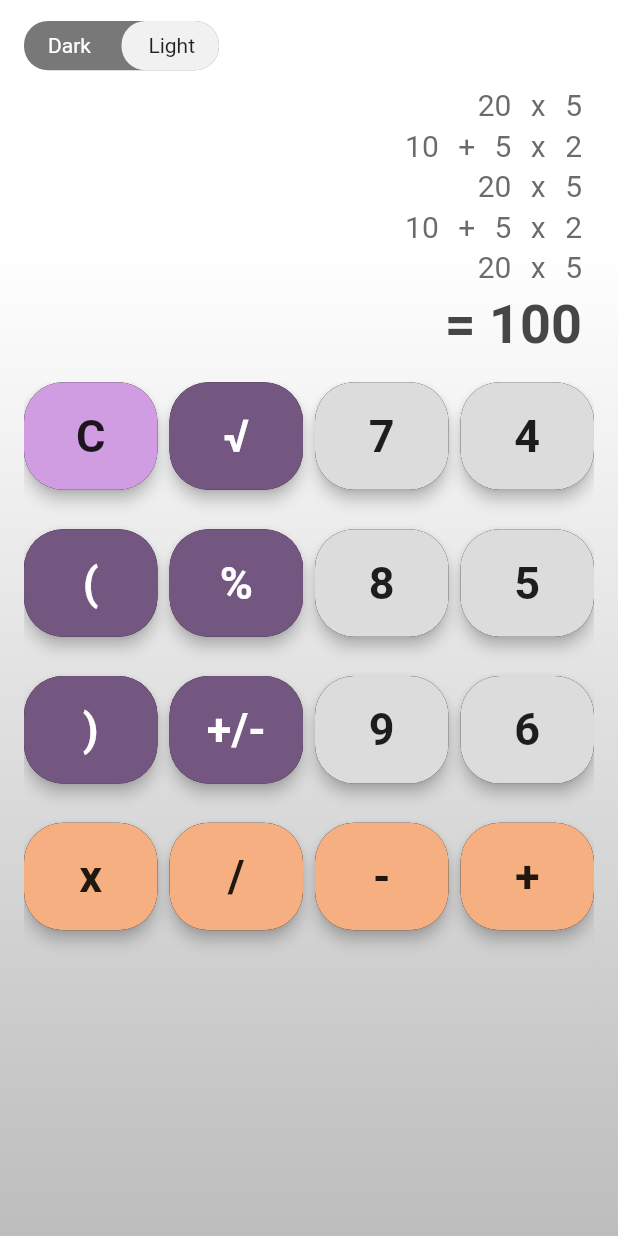
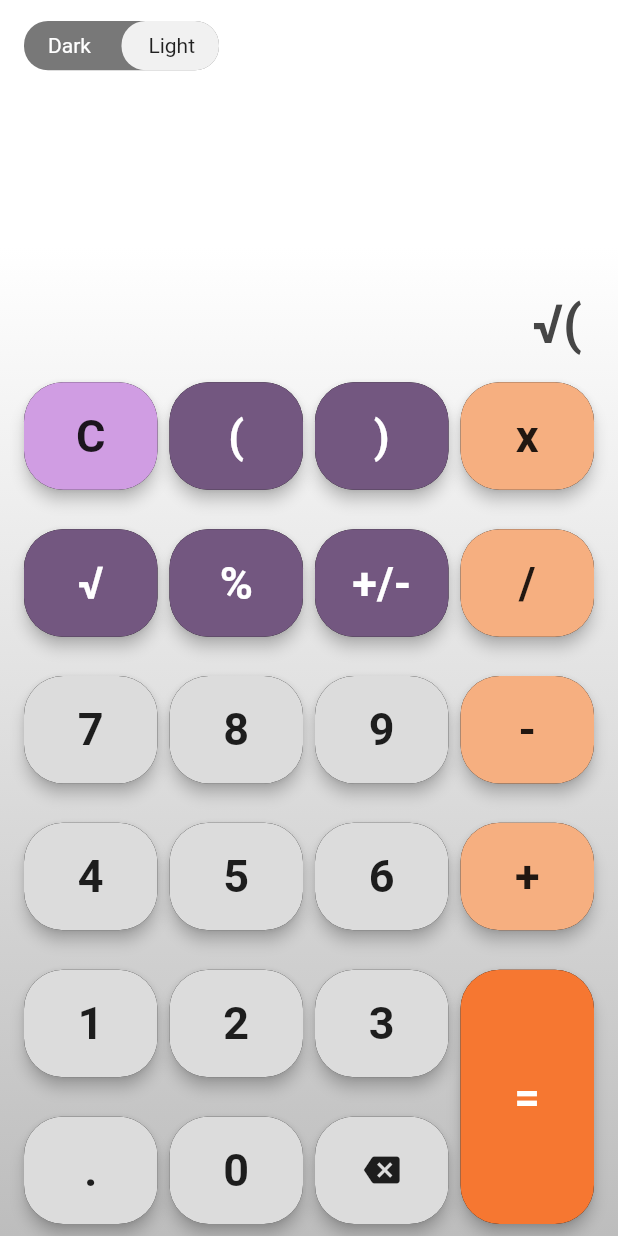
Before and after one commit to luciovicentini/calcunice, a Flutter app: the screen it shows after launch, after a tap on an icon or button, on a phone screen of 412 x 824 dp. Run offline on Flutter 3.47's test engine with Material 2 defaults, Android fonts, the phone set to English and light mode, and no system bars; our stand-ins replace google_fonts, hooks_riverpod.

Commit message:
arregla expression con double en parentesis - inicia los estados de la app

```diff
--- a/lib/main.dart
+++ b/lib/main.dart
@@ -1,9 +1,10 @@
 import 'package:calcunice/ui/calculator_widget.dart';
 import 'package:flutter/material.dart';
 import 'package:google_fonts/google_fonts.dart';
+import 'package:hooks_riverpod/hooks_riverpod.dart';
 
 void main() {
-  runApp(MyApp());
+  runApp(ProviderScope(child: MyApp()));
 }
 
 class MyApp extends StatelessWidget {
--- a/lib/models/button_model.dart
+++ b/lib/models/button_model.dart
@@ -17,7 +17,7 @@ class ButtonModel {
   Object? icon;
   Color? iconColor;
   Color? backgroundColor;
-  var action;
+  String Function(String)? action;
 
   ButtonModel(
       {this.stepsX = 1,
@@ -36,18 +36,12 @@ class ButtonModel {
     );
   }
 
-  static ButtonModel deleteAll(int positionX, int positionY) => ButtonModel(
-        positionX: positionX,
-        positionY: positionY,
-        icon: Icons.arrow_upward_rounded,
-        backgroundColor: kLightArrowUpButtonBackground,
-      );
-
   static ButtonModel delete(int positionX, int positionY) => ButtonModel(
         icon: 'C',
         backgroundColor: kLightClearButtonBackground,
         positionX: positionX,
         positionY: positionY,
+        action: (displayString) => '',
       );
 
   static ButtonModel equals(int positionX, int positionY) => ButtonModel(
@@ -65,6 +59,7 @@ class ButtonModel {
         positionY: positionY,
         icon: '+',
         backgroundColor: kBasicOperationBackgroundLightColor,
+        action: (displayString) => displayString + ' + ',
       );
 
   static ButtonModel subtract(int positionX, int positionY) => ButtonModel(
@@ -72,6 +67,7 @@ class ButtonModel {
         positionY: positionY,
         icon: '-',
         backgroundColor: kBasicOperationBackgroundLightColor,
+        action: (displayString) => displayString + ' - ',
       );
 
   static ButtonModel multiply(int positionX, int positionY) => ButtonModel(
@@ -79,6 +75,7 @@ class ButtonModel {
         positionY: positionY,
         icon: 'x',
         backgroundColor: kBasicOperationBackgroundLightColor,
+        action: (displayString) => displayString + ' x ',
       );
 
   static ButtonModel division(int positionX, int positionY) => ButtonModel(
@@ -86,6 +83,7 @@ class ButtonModel {
         positionY: positionY,
         icon: '/',
         backgroundColor: kBasicOperationBackgroundLightColor,
+        action: (displayString) => displayString + ' / ',
       );
 
   static ButtonModel openParenthesis(int positionX, int positionY) =>
@@ -95,6 +93,7 @@ class ButtonModel {
         icon: '(',
         iconColor: Colors.white,
         backgroundColor: kLightPurpleBackbround,
+        action: (displayString) => displayString + '(',
       );
 
   static ButtonModel closeParenthesis(int positionX, int positionY) =>
@@ -104,6 +103,7 @@ class ButtonModel {
         icon: ')',
         iconColor: Colors.white,
         backgroundColor: kLightPurpleBackbround,
+        action: (displayString) => displayString + ')',
       );
 
   static ButtonModel squareRoot(int positionX, int positionY) => ButtonModel(
@@ -112,6 +112,7 @@ class ButtonModel {
         icon: '\u221a',
         iconColor: Colors.white,
         backgroundColor: kLightPurpleBackbround,
+        action: (displayString) => displayString + '√(',
       );
 
   static ButtonModel percentage(int positionX, int positionY) => ButtonModel(
@@ -120,6 +121,7 @@ class ButtonModel {
         icon: '%',
         iconColor: Colors.white,
         backgroundColor: kLightPurpleBackbround,
+        action: (displayString) => displayString + '% of',
       );
 
   static ButtonModel plusMinus(int positionX, int positionY) => ButtonModel(
@@ -134,8 +136,8 @@ class ButtonModel {
         positionX: positionX,
         positionY: positionY,
         icon: '0',
-        iconColor: Colors.white,
-        backgroundColor: kLightPurpleBackbround,
+        backgroundColor: kNumberBackgroundColor,
+        action: (displayString) => displayString + '0',
       );
 
   static ButtonModel one(int positionX, int positionY) => ButtonModel(
@@ -143,6 +145,7 @@ class ButtonModel {
         positionY: positionY,
         icon: '1',
         backgroundColor: kNumberBackgroundColor,
+        action: (displayString) => displayString + '1',
       );
 
   static ButtonModel two(int positionX, int positionY) => ButtonModel(
@@ -150,6 +153,7 @@ class ButtonModel {
         positionY: positionY,
         icon: '2',
         backgroundColor: kNumberBackgroundColor,
+        action: (displayString) => displayString + '2',
       );
 
   static ButtonModel three(int positionX, int positionY) => ButtonModel(
@@ -157,6 +161,7 @@ class ButtonModel {
         positionY: positionY,
         icon: '3',
         backgroundColor: kNumberBackgroundColor,
+        action: (displayString) => displayString + '3',
       );
 
   static ButtonModel four(int positionX, int positionY) => ButtonModel(
@@ -164,6 +169,7 @@ class ButtonModel {
         positionY: positionY,
         icon: '4',
         backgroundColor: kNumberBackgroundColor,
+        action: (displayString) => displayString + '4',
       );
 
   static ButtonModel five(int positionX, int positionY) => ButtonModel(
@@ -171,6 +177,7 @@ class ButtonModel {
         positionY: positionY,
         icon: '5',
         backgroundColor: kNumberBackgroundColor,
+        action: (displayString) => displayString + '5',
       );
 
   static ButtonModel six(int positionX, int positionY) => ButtonModel(
@@ -178,6 +185,7 @@ class ButtonModel {
         positionY: positionY,
         icon: '6',
         backgroundColor: kNumberBackgroundColor,
+        action: (displayString) => displayString + '6',
       );
 
   static ButtonModel seven(int positionX, int positionY) => ButtonModel(
@@ -185,6 +193,7 @@ class ButtonModel {
         positionY: positionY,
         icon: '7',
         backgroundColor: kNumberBackgroundColor,
+        action: (displayString) => displayString + '7',
       );
 
   static ButtonModel eight(int positionX, int positionY) => ButtonModel(
@@ -192,6 +201,7 @@ class ButtonModel {
         positionY: positionY,
         icon: '8',
         backgroundColor: kNumberBackgroundColor,
+        action: (displayString) => displayString + '8',
       );
 
   static ButtonModel nine(int positionX, int positionY) => ButtonModel(
@@ -199,6 +209,7 @@ class ButtonModel {
         positionY: positionY,
         icon: '9',
         backgroundColor: kNumberBackgroundColor,
+        action: (displayString) => displayString + '9',
       );
 
   static ButtonModel period(int positionX, int positionY) => ButtonModel(
@@ -206,6 +217,7 @@ class ButtonModel {
         positionY: positionY,
         icon: '.',
         backgroundColor: kNumberBackgroundColor,
+        action: (displayString) => displayString + '.',
       );
 
   static ButtonModel backspace(int positionX, int positionY) => ButtonModel(
@@ -213,6 +225,8 @@ class ButtonModel {
         positionY: positionY,
         icon: Icons.backspace,
         backgroundColor: kNumberBackgroundColor,
+        action: (displayString) =>
+            displayString.substring(0, displayString.length - 1),
       );
 
   @override
@@ -222,28 +236,27 @@ class ButtonModel {
 
   static final listButtons = <ButtonModel>[
     ButtonModel.delete(0, 0),
-    ButtonModel.openParenthesis(0, 1),
-    ButtonModel.closeParenthesis(0, 2),
-    ButtonModel.multiply(0, 3),
-    ButtonModel.squareRoot(1, 0),
+    ButtonModel.squareRoot(0, 1),
+    ButtonModel.seven(0, 2),
+    ButtonModel.four(0, 3),
+    ButtonModel.one(0, 4),
+    ButtonModel.period(0, 5),
+    ButtonModel.openParenthesis(1, 0),
     ButtonModel.percentage(1, 1),
-    ButtonModel.plusMinus(1, 2),
-    ButtonModel.division(1, 3),
-    ButtonModel.seven(2, 0),
-    ButtonModel.eight(2, 1),
+    ButtonModel.eight(1, 2),
+    ButtonModel.five(1, 3),
+    ButtonModel.two(1, 4),
+    ButtonModel.zero(1, 5),
+    ButtonModel.closeParenthesis(2, 0),
+    ButtonModel.plusMinus(2, 1),
     ButtonModel.nine(2, 2),
-    ButtonModel.subtract(2, 3),
-    ButtonModel.four(3, 0),
-    ButtonModel.five(3, 1),
-    ButtonModel.six(3, 2),
+    ButtonModel.six(2, 3),
+    ButtonModel.three(2, 4),
+    ButtonModel.backspace(2, 5),
+    ButtonModel.multiply(3, 0),
+    ButtonModel.division(3, 1),
+    ButtonModel.subtract(3, 2),
     ButtonModel.add(3, 3),
-    ButtonModel.one(4, 0),
-    ButtonModel.two(4, 1),
-    ButtonModel.three(4, 2),
-    ButtonModel.equals(4, 3),
-    ButtonModel.period(5, 0),
-    ButtonModel.zero(5, 1),
-    ButtonModel.backspace(5, 2),
-    ButtonModel.none(5, 3)
+    ButtonModel.equals(3, 4),
   ];
 }
--- a/lib/models/calculator.dart
+++ b/lib/models/calculator.dart
@@ -14,9 +14,14 @@ class Calculator {
   double processMathExpression(String expression) {
     if (_expressionHasParenthesis(expression)) {
       final expressionParen = getExpressionBetweenParenthesis(expression);
-      final expresionParenResult = processMathExpression(expressionParen);
+      var expressionParentResult = 0.0;
+      if (qtyMathOperators(expressionParen) == 0) {
+        expressionParentResult = double.parse(expressionParen);
+      } else {
+        expressionParentResult = processMathExpression(expressionParen);
+      }
       expression = replaceExpressionWithResult(
-          expression, '($expressionParen)', expresionParenResult);
+          expression, '($expressionParen)', expressionParentResult);
     } else {
       final String simpleExpression = findNextSingleExpression(expression);
       final double simpleExpressionResult =
--- /dev/null
+++ b/lib/providers.dart
@@ -0,0 +1,14 @@
+import 'package:hooks_riverpod/hooks_riverpod.dart';
+
+import 'models/calculator.dart';
+
+final calculatorProvider = Provider.autoDispose
+    .family<Calculator, String>((read, expression) => Calculator(expression));
+
+final displayProvider = StateProvider<String>((ref) {
+  return '';
+});
+
+final historicCalculationsProvider = StateProvider<List<String>>((ref) {
+  return [];
+});
--- a/lib/ui/calculator_button_widget.dart
+++ b/lib/ui/calculator_button_widget.dart
@@ -1,9 +1,11 @@
+import 'package:calcunice/providers.dart';
 import 'package:flutter/material.dart';
+import 'package:hooks_riverpod/hooks_riverpod.dart';
 
 import '../models/keyboard_layout_calculator.dart';
 import '../models/button_model.dart';
 
-class CalculatorButtonWidget extends StatelessWidget {
+class CalculatorButtonWidget extends ConsumerWidget {
   const CalculatorButtonWidget(this.calculatorButton, this.keyboardLayout,
       {Key? key})
       : super(key: key);
@@ -12,7 +14,7 @@ class CalculatorButtonWidget extends StatelessWidget {
   final KeyboardLayoutCalculator keyboardLayout;
 
   @override
-  Widget build(BuildContext context) {
+  Widget build(BuildContext context, ScopedReader watch) {
     final buttonHeight =
         keyboardLayout.calculateHeight(calculatorButton.stepsY);
     final buttonWidth = keyboardLayout.calculateWidth(calculatorButton.stepsX);
@@ -23,7 +25,7 @@ class CalculatorButtonWidget extends StatelessWidget {
         elevation: 4,
         child: InkWell(
           onTap: () {
-            print(calculatorButton);
+            onButtonTap(context.read);
           },
           child: Container(
             height: buttonHeight,
@@ -42,6 +44,21 @@ class CalculatorButtonWidget extends StatelessWidget {
       left: (keyboardLayout.widthSize + keyboardLayout.widthMargin) *
           calculatorButton.positionX,
     );
+  }
+
+  void onButtonTap(read) {
+    final String displayString = read(displayProvider).state;
+    if (calculatorButton.action != null) {
+      read(displayProvider).state = calculatorButton.action!(displayString);
+    } else {
+      if (displayString.isEmpty) return;
+
+      final calculator = read(calculatorProvider(displayString));
+      final historicListProviderList = read(historicCalculationsProvider).state;
+      historicListProviderList.add('$displayString = ${calculator.result}');
+      read(historicCalculationsProvider).state = historicListProviderList;
+      read(displayProvider).state = '';
+    }
   }
 
   Widget _getButtonChild(Object? icon, Color? iconColor, BuildContext context) {
--- a/lib/ui/calculator_screen_widget.dart
+++ b/lib/ui/calculator_screen_widget.dart
@@ -1,6 +1,8 @@
 import 'package:flutter/material.dart';
+import 'package:hooks_riverpod/hooks_riverpod.dart';
 
 import '../constants.dart';
+import '../providers.dart';
 
 class CalculatorScreenWidget extends StatelessWidget {
   @override
@@ -12,13 +14,17 @@ class CalculatorScreenWidget extends StatelessWidget {
         children: [
           Expanded(
             flex: 9,
-            child: ListView.builder(
-              itemCount: 10,
+            child: Consumer(
+              builder: (context, watch, child) {
+                final list =
+                    watch(historicCalculationsProvider).state.reversed.toList();
+                return ListView.builder(
+                  itemCount: list.length,
                   itemBuilder: (BuildContext context, int index) {
                     return Padding(
                       padding: const EdgeInsets.symmetric(vertical: 2.0),
                       child: Text(
-                    index % 2 == 0 ? '20 x 5' : '10 + 5 x 2',
+                        list[index],
                         textAlign: TextAlign.end,
                         style: TextStyle(
                           fontSize: 20.0,
@@ -29,15 +35,19 @@ class CalculatorScreenWidget extends StatelessWidget {
                       ),
                     );
                   },
-              physics: BouncingScrollPhysics(),
+                  physics: ClampingScrollPhysics(),
                   reverse: true,
+                );
+              },
             ),
           ),
           SizedBox(height: 4),
           Expanded(
             flex: 3,
-              child: Text(
-                '= 100',
+            child: Consumer(
+              builder: (context, watch, child) {
+                return Text(
+                  watch(displayProvider).state,
                   textAlign: TextAlign.end,
                   style: TextStyle(
                     fontSize: 36.0,
@@ -45,7 +55,10 @@ class CalculatorScreenWidget extends StatelessWidget {
                     color: kLightResultScreenTextColor,
                   ),
                   maxLines: 1,
-              ))
+                );
+              },
+            ),
+          ),
         ],
       ),
     );
--- a/lib/ui/keyboard_layout_widget.dart
+++ b/lib/ui/keyboard_layout_widget.dart
@@ -14,7 +14,6 @@ class KeyboardLayoutWidget extends StatelessWidget {
         var keyboardLayout =
             KeyboardLayoutCalculator.calculateFromContainerSize(
                 constraints.maxWidth, constraints.maxHeight);
-
         return Stack(
           children: [
             for (var button in ButtonModel.listButtons)
--- a/pubspec.yaml
+++ b/pubspec.yaml
@@ -23,6 +23,8 @@ environment:
 dependencies:
   flutter:
     sdk: flutter
+  flutter_hooks: ^0.16.0-nullsafety.0
+  hooks_riverpod: ^0.13.1+1
   cupertino_icons: ^1.0.0
   google_fonts: ^2.0.0
 
```
Also changed, not shown: pubspec.lock, 1 other file. Lines whose indentation alone changed are shown as unchanged.
